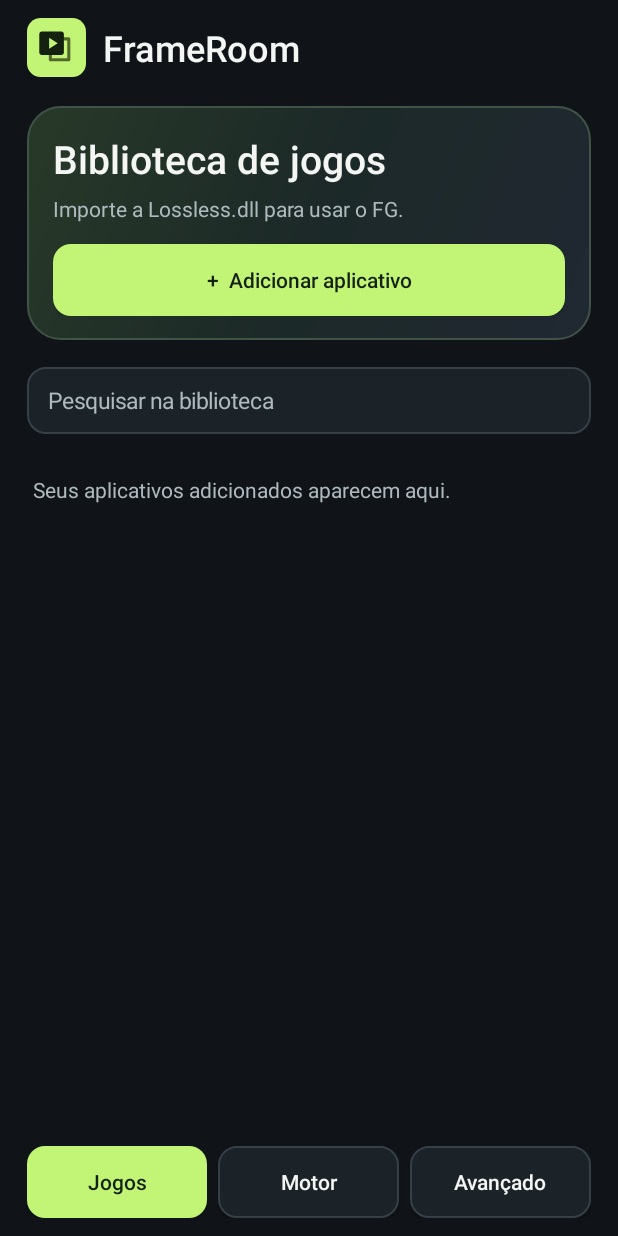
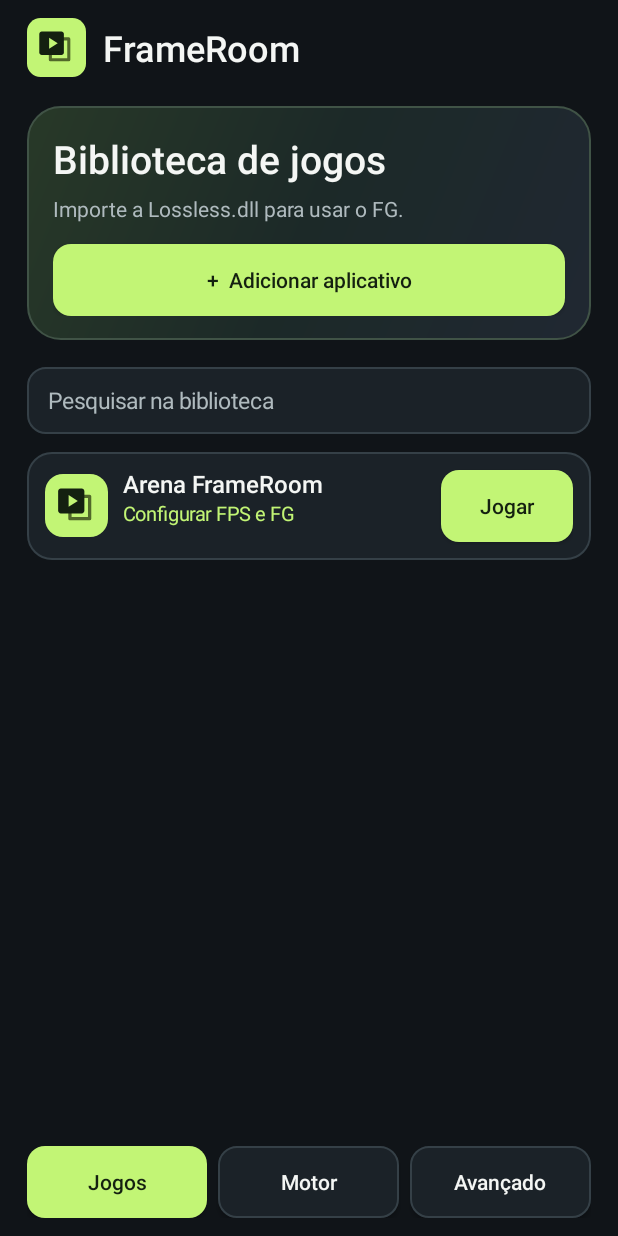
Before and after one commit to Johnatafgfdgf/FrameRoom, an Android app: the screen it shows after launch (MainActivity), on a phone screen of 412 x 824 dp. Run offline under Robolectric (Android 15) with nearby library versions, the phone set to English and light mode, and no system bars.

Commit message:
feat(android): ship the hosted Arena in one APK

```diff
--- a/app/src/main/AndroidManifest.xml
+++ b/app/src/main/AndroidManifest.xml
@@ -6,7 +6,7 @@
             <category android:name="android.intent.category.LAUNCHER" />
         </intent>
     </queries>
-    <application android:allowBackup="false" android:label="FrameRoom" android:theme="@style/FrameRoomTheme" android:icon="@drawable/ic_frameroom" android:usesCleartextTraffic="false">
+    <application android:allowBackup="false" android:label="@string/frameroom_label" android:theme="@style/FrameRoomTheme" android:icon="@drawable/ic_frameroom" android:usesCleartextTraffic="false">
         <activity android:name=".HostedGameActivity" android:exported="false" android:process=":virtualgame" android:configChanges="orientation|screenSize|screenLayout|smallestScreenSize|keyboardHidden" />
         <activity android:name=".VulkanDemoActivity" android:exported="false" android:process=":virtualgfx" android:configChanges="orientation|screenSize|screenLayout|smallestScreenSize|keyboardHidden" />
         <activity android:name=".AppPickerActivity" android:exported="false" />
--- a/app/src/main/java/dev/frameroom/MainActivity.java
+++ b/app/src/main/java/dev/frameroom/MainActivity.java
@@ -147,6 +147,9 @@ public final class MainActivity extends Activity {
         list.removeAllViews();
         String term = query.trim().toLowerCase(Locale.ROOT);
         List<String> packages = new ArrayList<>(AppLibrary.all(this));
+        packages.remove(HostedGameActivity.TRUSTED_SAMPLE);
+        if ("arena frameroom".contains(term) || HostedGameActivity.TRUSTED_SAMPLE.contains(term))
+            list.addView(arenaCard());
         packages.sort(Comparator.comparing(pkg -> label(pkg).toLowerCase(Locale.ROOT)));
         for (String pkg : packages) {
             String name = label(pkg);
@@ -184,6 +187,27 @@ public final class MainActivity extends Activity {
         }
     }
 
+    private View arenaCard() {
+        LinearLayout card = Ui.row(this);
+        card.setBackground(Ui.shape(this, Ui.PANEL, 16, Ui.OUTLINE));
+        Ui.pad(card, 12, 10, 12, 10);
+        card.addView(gameIcon(HostedGameActivity.TRUSTED_SAMPLE),
+            new LinearLayout.LayoutParams(Ui.dp(this, 42), Ui.dp(this, 42)));
+        LinearLayout title = Ui.column(this);
+        Ui.pad(title, 10, 0, 7, 0);
+        title.addView(Ui.text(this, "Arena FrameRoom", 16, Ui.TEXT, true));
+        TextView settings = Ui.text(this, "Configurar FPS e FG", 13, Ui.ACCENT, false);
+        settings.setOnClickListener(view -> gameDetails(HostedGameActivity.TRUSTED_SAMPLE));
+        settings.setMinHeight(Ui.dp(this, 30));
+        title.addView(settings);
+        card.addView(title, new LinearLayout.LayoutParams(0, -2, 1));
+        card.addView(Ui.button(this, "Jogar", true, () -> play(HostedGameActivity.TRUSTED_SAMPLE)));
+        LinearLayout wrapper = Ui.column(this);
+        wrapper.addView(card);
+        Ui.space(wrapper, 10);
+        return wrapper;
+    }
+
     private ImageView gameIcon(String pkg) {
         ImageView icon = new ImageView(this);
         try { icon.setImageDrawable(getPackageManager().getApplicationIcon(pkg)); }
@@ -207,6 +231,7 @@ public final class MainActivity extends Activity {
         GameSettings settings = new GameSettings(this, pkg);
         Intent intent = new Intent(this, HostedGameActivity.class);
         intent.putExtra(HostedGameActivity.EXTRA_PACKAGE, pkg);
+        intent.putExtra(HostedGameActivity.EXTRA_EMBEDDED, HostedGameActivity.TRUSTED_SAMPLE.equals(pkg));
         intent.putExtra(HostedGameActivity.EXTRA_FG, settings.enabled());
         intent.putExtra(HostedGameActivity.EXTRA_FPS, settings.fps());
         startActivity(intent);
@@ -229,7 +254,8 @@ public final class MainActivity extends Activity {
         Ui.space(content, 12);
         GameSettings settings = new GameSettings(this, pkg);
         GamePackageSnapshot.Snapshot snapshot = GamePackageSnapshot.latest(this, pkg);
-        boolean supported = HostedGameActivity.supportsVulkan(this, pkg);
+        boolean arena = HostedGameActivity.TRUSTED_SAMPLE.equals(pkg);
+        boolean supported = arena || HostedGameActivity.supportsVulkan(this, pkg);
         if (supported) {
             Switch fg = new Switch(this);
             fg.setText("Frame Generation 2× ao iniciar");
@@ -260,10 +286,6 @@ public final class MainActivity extends Activity {
                 }));
         } else {
             append(content, GamePackageSnapshot.installedReport(this, pkg));
-            if (HostedGameActivity.TRUSTED_SAMPLE.equals(pkg) &&
-                getPackageManager().checkSignatures(getPackageName(), pkg) == PackageManager.SIGNATURE_MATCH) {
-                addButton(content, "Jogar no modo Canvas", false, () -> { sheet.dismiss(); play(pkg); });
-            }
             addButton(content, "Abrir no Android · sem FG", false, () -> {
                 Intent intent = getPackageManager().getLaunchIntentForPackage(pkg);
                 if (intent == null) toast("O aplicativo não está instalado.");
@@ -271,7 +293,7 @@ public final class MainActivity extends Activity {
             });
         }
         if (snapshot != null) append(content, snapshot.report());
-        addButton(content, snapshot == null ? "Preparar APKs" : "Atualizar cópia dos APKs", false, () -> {
+        if (!arena) addButton(content, snapshot == null ? "Preparar APKs" : "Atualizar cópia dos APKs", false, () -> {
             sheet.dismiss();
             runBusy(() -> { GamePackageSnapshot.prepare(getApplicationContext(), pkg); return "Cópia dos APKs preparada."; });
         });
@@ -280,7 +302,7 @@ public final class MainActivity extends Activity {
                 sheet.dismiss();
                 runBusy(() -> "Cópias apagadas: " + GamePackageSnapshot.remove(this, pkg));
             }));
-        addButton(content, "Remover da biblioteca", false, () -> {
+        if (!arena) addButton(content, "Remover da biblioteca", false, () -> {
             AppLibrary.remove(this, pkg);
             sheet.dismiss();
             renderGames();
```
Also changed, not shown: app/build.gradle.kts (+24 -2 lines), app/src/main/java/dev/frameroom/EmbeddedArena.java (added, +47 -0 lines), app/src/main/java/dev/frameroom/HostedGameActivity.java (+27 -4 lines), 4 other files.
